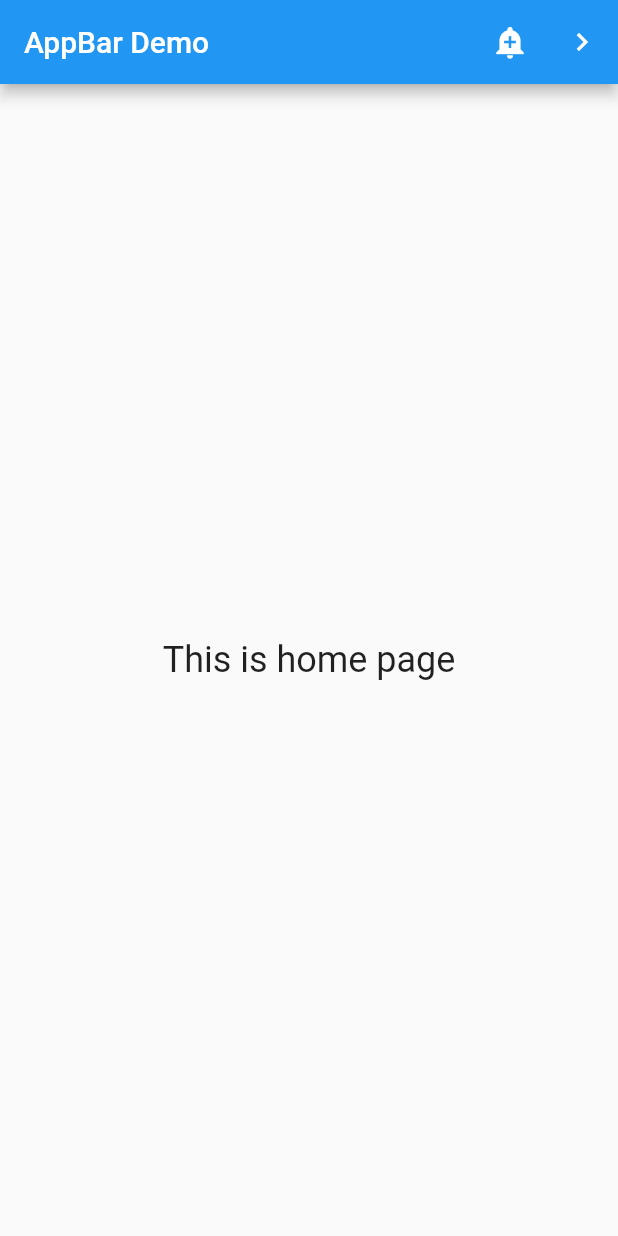
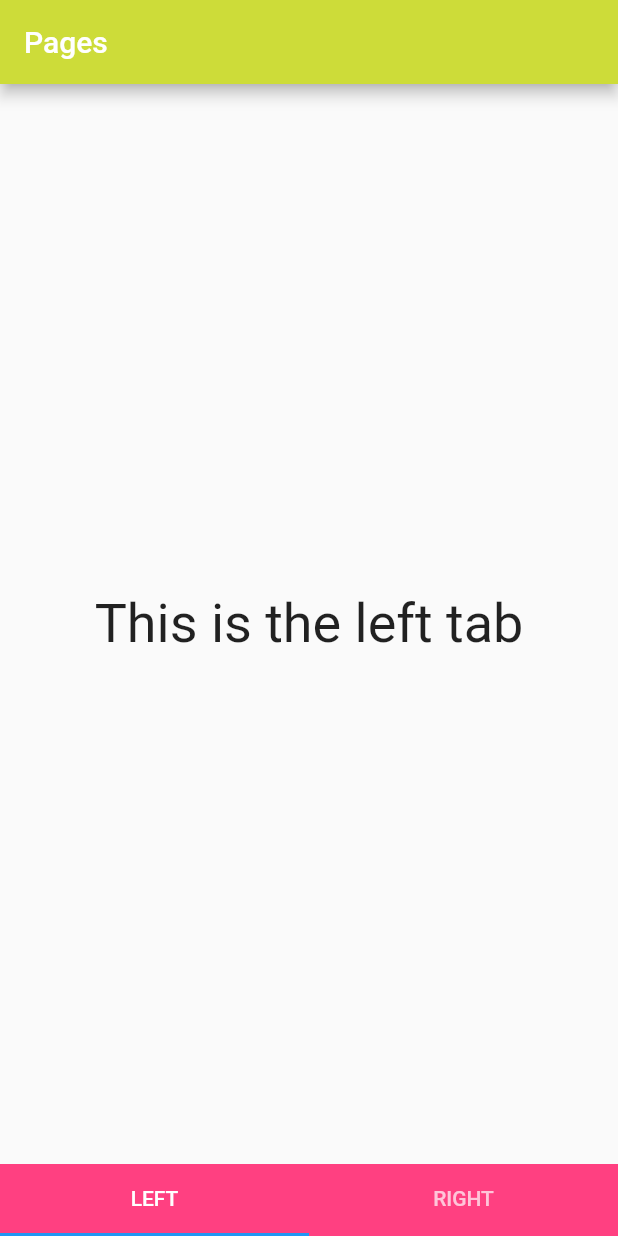
Before and after one commit to ktsr11/GiveAndTakeRecord, a Flutter app: the screen it shows after launch, on a phone screen of 412 x 824 dp. Run offline on Flutter 3.47's test engine with Material 2 defaults, Android fonts, the phone set to English and light mode, and no system bars.

```diff
--- a/lib/body.dart
+++ b/lib/body.dart
@@ -1,57 +1,58 @@
 import 'package:flutter/material.dart';
 
-final GlobalKey<ScaffoldState> scaffoldKey = GlobalKey<ScaffoldState>();
-final SnackBar snackBar = const SnackBar(content: Text('Showing Snackbar'));
 
-void openPage(BuildContext context) {
-  Navigator.push(context, MaterialPageRoute(
-    builder: (BuildContext context) {
-      return Scaffold(
-        appBar: AppBar(
-          title: const Text('Next page'),
-        ),
-        body: const Center(
-          child: Text(
-            'This is the next page',
-            style: TextStyle(fontSize: 24),
-          ),
-        ),
-      );
-    }
-  ));
+
+class MotherTabPage extends StatefulWidget {
+  const MotherTabPage({ Key key }) : super(key: key);
+
+  @override
+  _MotherTabPageState createState() => _MotherTabPageState();
 }
 
-class MotherPlaceWidget extends StatelessWidget {
-  MotherPlaceWidget({Key key}) : super(key: key);
+class _MotherTabPageState extends State<MotherTabPage> with SingleTickerProviderStateMixin {
+    final List<Tab> tabs = <Tab>[
+      Tab(text: 'LEFT'),
+      Tab(text: "RIGHT")
+    ];
+
+    TabController _tabController;
+
+    @override
+    void initState() {
+      super.initState();
+      _tabController = TabController(vsync: this, length: tabs.length);
+    }
+
+    @override
+    void dispose() {
+      _tabController.dispose();
+      super.dispose();
+    }
 
     @override
     Widget build(BuildContext context) {
       return Scaffold(
         appBar: AppBar(
-        title: const Text('AppBar Demo'),
-        actions: <Widget>[
-          IconButton(
-            icon: const Icon(Icons.add_alert),
-            tooltip: 'Show Snackbar',
-            onPressed: () {
-              scaffoldKey.currentState.showSnackBar(snackBar);
-            },
+          title: Text("Pages"),
+        backgroundColor: Colors.lime,
         ),
-          IconButton(
-            icon: const Icon(Icons.navigate_next),
-            tooltip: 'Next page',
-            onPressed: () {
-              openPage(context);
-            },
-          )
-        ],
+        body: TabBarView(
+          controller: _tabController,
+          children: tabs.map((Tab tab) {
+            final String label = tab.text.toLowerCase();
+            return Center(
+              child: Text(
+                'This is the $label tab',
+                style: const TextStyle(fontSize: 36),
               ),
-      body: const Center(
-        child: Text(
-          'This is home page',
-          style: TextStyle(
-            fontSize: 24,
+            );
+          }).toList(),
         ),
+        bottomNavigationBar: Material(
+          color: Colors.pinkAccent,
+          child: TabBar(
+            controller: _tabController,
+            tabs: tabs,
           ),
         ),
       );
--- a/lib/main.dart
+++ b/lib/main.dart
@@ -10,7 +10,7 @@ class MyApp extends StatelessWidget {
   Widget build(BuildContext context) {
     return MaterialApp(
       title: _title,
-      home: MotherPlaceWidget(),
+      home: MotherTabPage(),
     );
   }
 }
```
Lines whose indentation alone changed are shown as unchanged.
